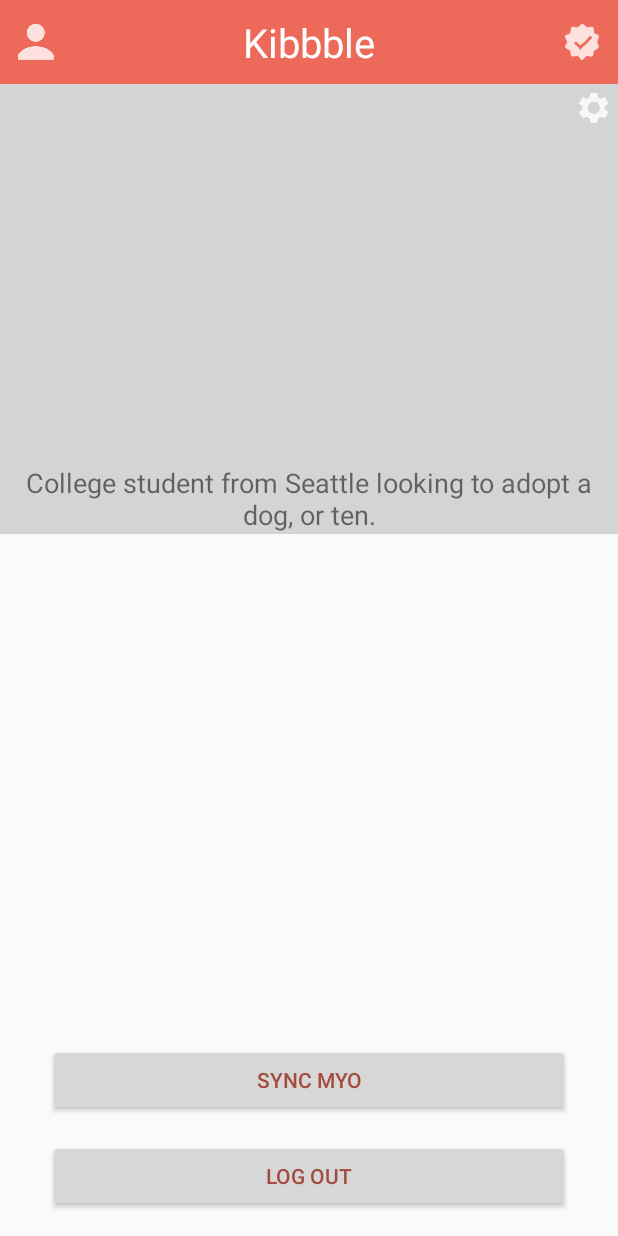
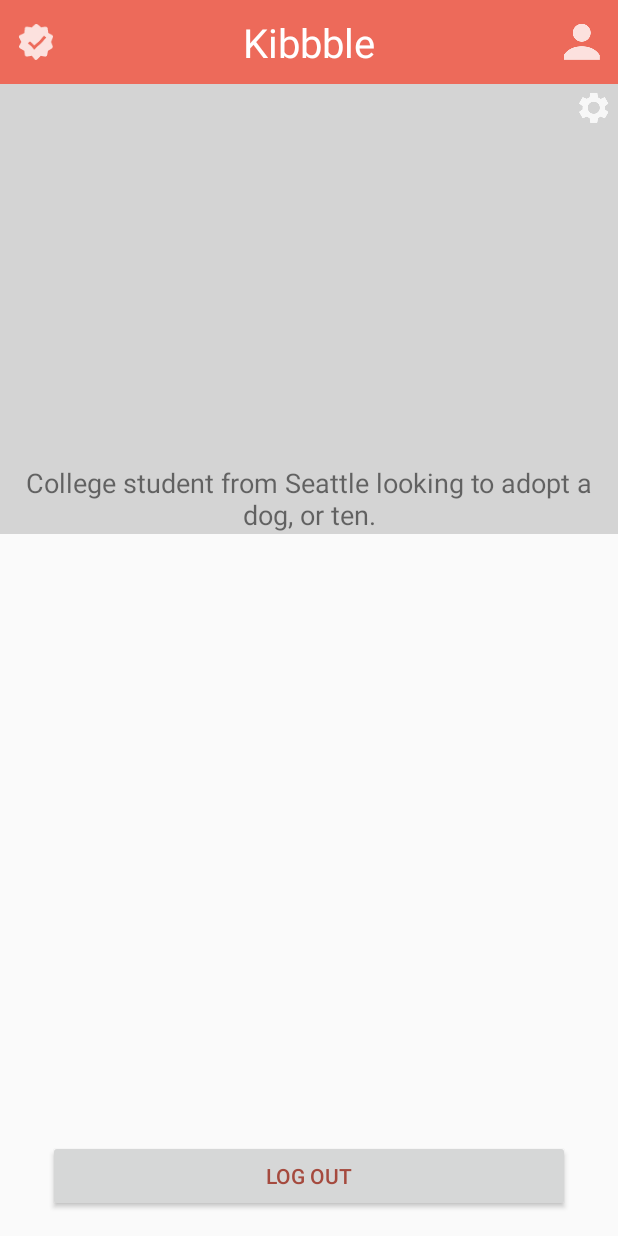
Before and after one commit to hmmelton/Kibbble, an Android app: the fragment ProfileFragment placed in its activity, on a phone screen of 412 x 824 dp. Run offline under Robolectric (Android 15) with nearby library versions, the phone set to English and light mode, and no system bars; our stand-ins replace ButterKnife, CircleImageView; libraries missing offline, so code that uses them is left out: com.facebook, com.facebook.login, com.mindorks.placeholderview; plain views replace SwipePlaceHolderView; pictures from the network do not load; 2 statements that could not run were skipped.

Commit message:
removed Myo, switched order of fragments

```diff
--- a/app/src/main/java/com/hmmelton/kibbble/fragments/MainFragment.java
+++ b/app/src/main/java/com/hmmelton/kibbble/fragments/MainFragment.java
@@ -3,23 +3,16 @@ package com.hmmelton.kibbble.fragments;
 import android.os.Bundle;
 import android.support.annotation.Nullable;
 import android.support.v4.app.Fragment;
-import android.util.Log;
 import android.view.LayoutInflater;
 import android.view.View;
 import android.view.ViewGroup;
-import android.widget.Toast;
 
 import com.hmmelton.kibbble.R;
 import com.hmmelton.kibbble.models.Profile;
 import com.hmmelton.kibbble.utils.JsonUtil;
-import com.hmmelton.kibbble.utils.MyoUtil;
 import com.hmmelton.kibbble.views.Card;
 import com.mindorks.placeholderview.SwipeDecor;
 import com.mindorks.placeholderview.SwipePlaceHolderView;
-import com.thalmic.myo.AbstractDeviceListener;
-import com.thalmic.myo.DeviceListener;
-import com.thalmic.myo.Myo;
-import com.thalmic.myo.Pose;
 
 import java.util.ArrayList;
 import java.util.List;
@@ -42,36 +35,6 @@ public class MainFragment extends Fragment {
     @BindView(R.id.swipe_view)
     SwipePlaceHolderView mSwipeView;
 
-    // Listener for Thalmic Myo
-    private DeviceListener mListener = new AbstractDeviceListener() {
-        @Override
-        public void onConnect(Myo myo, long timestamp) {
-            myo.unlock(Myo.UnlockType.HOLD); // Keep myo unlocked
-            Toast.makeText(getActivity(), "Myo Connected!", Toast.LENGTH_SHORT).show();
-        }
-
-        @Override
-        public void onDisconnect(Myo myo, long timestamp) {
-            Toast.makeText(getActivity(), "Myo Disconnected!", Toast.LENGTH_SHORT).show();
-        }
-
-        @Override
-        public void onPose(Myo myo, long timestamp, Pose pose) {
-            Log.d(TAG, "Pose: " + pose);
-            // Read pose and respond accordingly
-            switch (pose) {
-                case WAVE_IN:
-                    mSwipeView.doSwipe(false);
-                    break;
-                case WAVE_OUT:
-                    mSwipeView.doSwipe(true);
-                    break;
-                default:
-                    break;
-            }
-        }
-    };
-
     @Nullable
     @Override
     public View onCreateView(LayoutInflater inflater, @Nullable ViewGroup container, @Nullable Bundle savedInstanceState) {
@@ -80,7 +43,6 @@ public class MainFragment extends Fragment {
 
         mProfiles = new ArrayList<>();
 
-        MyoUtil.setDeviceListener(mListener);
 
         // Create swipe view
         mSwipeView.getBuilder()
--- a/app/src/main/java/com/hmmelton/kibbble/fragments/ProfileFragment.java
+++ b/app/src/main/java/com/hmmelton/kibbble/fragments/ProfileFragment.java
@@ -16,7 +16,6 @@ import com.hmmelton.kibbble.SettingsActivity;
 import com.hmmelton.kibbble.SplashscreenActivity;
 import com.hmmelton.kibbble.models.User;
 import com.hmmelton.kibbble.utils.Constants;
-import com.hmmelton.kibbble.utils.MyoUtil;
 import com.hmmelton.kibbble.utils.SharedPrefsUtil;
 
 import butterknife.BindView;
@@ -54,11 +53,6 @@ public class ProfileFragment extends Fragment {
         getActivity().finish();
     }
 
-    @OnClick(R.id.sync_myo)
-    void onSyncMyoClick() {
-        MyoUtil.setUpMyo(getContext());
-    }
-
     @Nullable
     @Override
     public View onCreateView(LayoutInflater inflater, @Nullable ViewGroup container, @Nullable Bundle savedInstanceState) {
--- a/app/src/main/res/layout/activity_main.xml
+++ b/app/src/main/res/layout/activity_main.xml
@@ -18,14 +18,24 @@
             android:layout_height="match_parent">
 
             <ImageView
+                android:id="@+id/toolbar_saved"
+                android:layout_width="wrap_content"
+                android:layout_height="wrap_content"
+                android:layout_centerVertical="true"
+                android:layout_alignParentLeft="true"
+                android:src="@drawable/ic_saved"
+                android:clickable="true"
+                android:layout_marginLeft="@dimen/half_standard_margin"/>
+
+            <ImageView
                 android:id="@+id/toolbar_profile"
                 android:layout_width="wrap_content"
                 android:layout_height="wrap_content"
                 android:layout_centerVertical="true"
-                android:layout_alignParentLeft="true"
+                android:layout_alignParentRight="true"
                 android:clickable="true"
                 android:src="@drawable/ic_profile"
-                android:layout_marginLeft="@dimen/half_standard_margin"/>
+                android:layout_marginRight="@dimen/half_standard_margin"/>
 
             <TextView
                 android:id="@+id/toolbar_title"
@@ -37,16 +47,6 @@
                 android:textSize="12pt"
                 android:clickable="true"/>
 
-            <ImageView
-                android:id="@+id/toolbar_saved"
-                android:layout_width="wrap_content"
-                android:layout_height="wrap_content"
-                android:layout_centerVertical="true"
-                android:layout_alignParentRight="true"
-                android:src="@drawable/ic_saved"
-                android:clickable="true"
-                android:layout_marginRight="@dimen/half_standard_margin"/>
-
         </RelativeLayout>
     </android.support.v7.widget.Toolbar>
 
--- a/app/src/main/res/layout/fragment_profile.xml
+++ b/app/src/main/res/layout/fragment_profile.xml
@@ -64,15 +64,4 @@
         android:text="log out"
         android:textColor="?colorPrimaryDark"/>
 
-    <Button
-        android:id="@+id/sync_myo"
-        android:layout_width="match_parent"
-        android:layout_height="wrap_content"
-        android:layout_marginLeft="@dimen/double_standard_margin"
-        android:layout_marginRight="@dimen/double_standard_margin"
-        android:layout_marginBottom="@dimen/standard_margin"
-        android:text="Sync Myo"
-        android:layout_above="@id/log_out"
-        android:textColor="?colorPrimaryDark"/>
-
 </RelativeLayout>
--- a/build.gradle
+++ b/build.gradle
@@ -5,7 +5,7 @@ buildscript {
         jcenter()
     }
     dependencies {
-        classpath 'com.android.tools.build:gradle:2.2.3'
+        classpath 'com.android.tools.build:gradle:2.3.0'
         classpath 'me.tatarka:gradle-retrolambda:3.5.0'
         // NOTE: Do not place your application dependencies here; they belong
         // in the individual module build.gradle files
```
Also changed, not shown: app/build.gradle (+5 -12 lines), app/src/main/java/com/hmmelton/kibbble/MainActivity.java (+6 -7 lines), app/src/main/java/com/hmmelton/kibbble/utils/MyoUtil.java (deleted, +0 -39 lines), gradle/wrapper/gradle-wrapper.properties.
